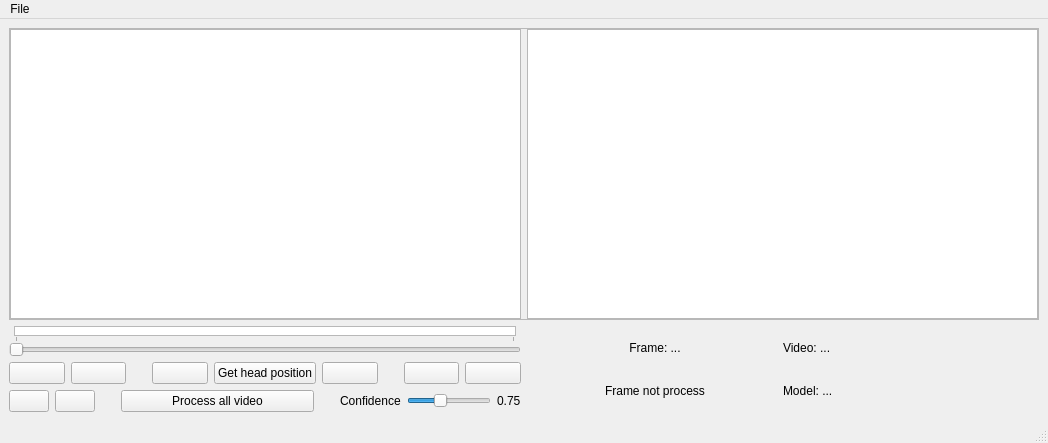
First picture: the form in code/ui/main.ui, repository senecolas/IRC3D-head-compare, before the edit.
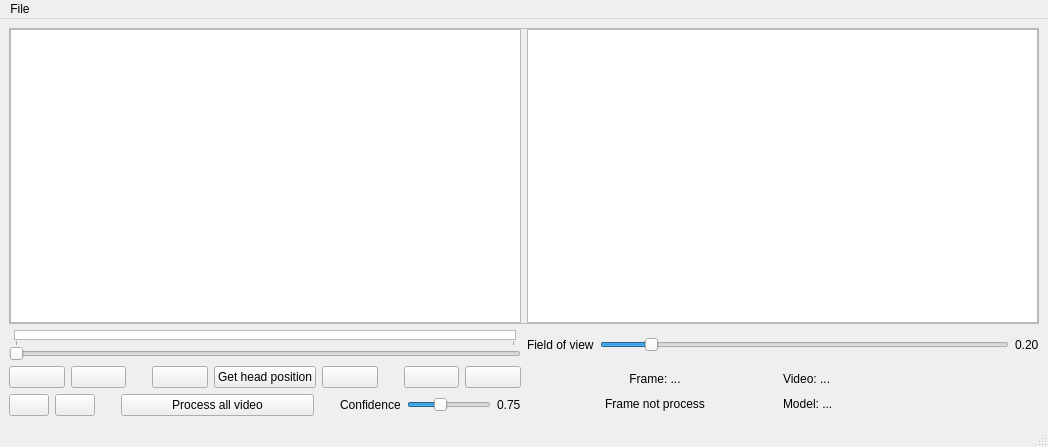
Second picture: the form after the edit. Icons and pictures are not drawn.

Commit message: Fovy real time management added + obj up to date

```diff
--- a/code/ui/main.ui
+++ b/code/ui/main.ui
@@ -7,7 +7,7 @@
     <x>0</x>
     <y>0</y>
     <width>1048</width>
-    <height>443</height>
+    <height>447</height>
    </rect>
   </property>
   <property name="minimumSize">
@@ -296,106 +296,6 @@
       </item>
      </layout>
     </item>
-    <item row="1" column="1" rowspan="3">
-     <layout class="QHBoxLayout" name="Info">
-      <property name="spacing">
-       <number>0</number>
-      </property>
-      <item>
-       <layout class="QVBoxLayout" name="verticalLayout_2">
-        <item>
-         <widget class="QLabel" name="frameInfo">
-          <property name="sizePolicy">
-           <sizepolicy hsizetype="Expanding" vsizetype="Minimum">
-            <horstretch>0</horstretch>
-            <verstretch>0</verstretch>
-           </sizepolicy>
-          </property>
-          <property name="text">
-           <string>Frame: ...</string>
-          </property>
-          <property name="alignment">
-           <set>Qt::AlignCenter</set>
-          </property>
-         </widget>
-        </item>
-        <item>
-         <widget class="QLabel" name="facesInfo">
-          <property name="sizePolicy">
-           <sizepolicy hsizetype="Expanding" vsizetype="Minimum">
-            <horstretch>0</horstretch>
-            <verstretch>0</verstretch>
-           </sizepolicy>
-          </property>
-          <property name="text">
-           <string>Frame not process</string>
-          </property>
-          <property name="alignment">
-           <set>Qt::AlignCenter</set>
-          </property>
-         </widget>
-        </item>
-       </layout>
-      </item>
-      <item>
-       <layout class="QVBoxLayout" name="verticalLayout" stretch="0,0">
-        <property name="sizeConstraint">
-         <enum>QLayout::SetDefaultConstraint</enum>
-        </property>
-        <item>
-         <widget class="QLabel" name="videoInfo">
-          <property name="sizePolicy">
-           <sizepolicy hsizetype="Expanding" vsizetype="Minimum">
-            <horstretch>0</horstretch>
-            <verstretch>0</verstretch>
-           </sizepolicy>
-          </property>
-          <property name="text">
-           <string>Video: ...</string>
-          </property>
-          <property name="textFormat">
-           <enum>Qt::AutoText</enum>
-          </property>
-          <property name="scaledContents">
-           <bool>false</bool>
-          </property>
-          <property name="wordWrap">
-           <bool>true</bool>
-          </property>
-          <property name="openExternalLinks">
-           <bool>false</bool>
-          </property>
-         </widget>
-        </item>
-        <item>
-         <widget class="QLabel" name="modelInfo">
-          <property name="sizePolicy">
-           <sizepolicy hsizetype="Expanding" vsizetype="Minimum">
-            <horstretch>0</horstretch>
-            <verstretch>0</verstretch>
-           </sizepolicy>
-          </property>
-          <property name="text">
-           <string>Model: ...</string>
-          </property>
-          <property name="textFormat">
-           <enum>Qt::AutoText</enum>
-          </property>
-          <property name="scaledContents">
-           <bool>false</bool>
-          </property>
-          <property name="wordWrap">
-           <bool>true</bool>
-          </property>
-          <property name="openExternalLinks">
-           <bool>false</bool>
-          </property>
-         </widget>
-        </item>
-       </layout>
-      </item>
-     </layout>
-    </item>
     <item row="2" column="0">
      <layout class="QHBoxLayout" name="topButtons">
       <property name="spacing">
@@ -670,6 +570,143 @@
       </item>
      </layout>
     </item>
+    <item row="2" column="1" rowspan="2">
+     <layout class="QHBoxLayout" name="Info">
+      <property name="spacing">
+       <number>0</number>
+      </property>
+      <item>
+       <layout class="QVBoxLayout" name="verticalLayout_2">
+        <item>
+         <widget class="QLabel" name="frameInfo">
+          <property name="sizePolicy">
+           <sizepolicy hsizetype="Expanding" vsizetype="Minimum">
+            <horstretch>0</horstretch>
+            <verstretch>0</verstretch>
+           </sizepolicy>
+          </property>
+          <property name="text">
+           <string>Frame: ...</string>
+          </property>
+          <property name="alignment">
+           <set>Qt::AlignCenter</set>
+          </property>
+         </widget>
+        </item>
+        <item>
+         <widget class="QLabel" name="facesInfo">
+          <property name="sizePolicy">
+           <sizepolicy hsizetype="Expanding" vsizetype="Minimum">
+            <horstretch>0</horstretch>
+            <verstretch>0</verstretch>
+           </sizepolicy>
+          </property>
+          <property name="text">
+           <string>Frame not process</string>
+          </property>
+          <property name="alignment">
+           <set>Qt::AlignCenter</set>
+          </property>
+         </widget>
+        </item>
+       </layout>
+      </item>
+      <item>
+       <layout class="QVBoxLayout" name="verticalLayout" stretch="0,0">
+        <property name="sizeConstraint">
+         <enum>QLayout::SetDefaultConstraint</enum>
+        </property>
+        <item>
+         <widget class="QLabel" name="videoInfo">
+          <property name="sizePolicy">
+           <sizepolicy hsizetype="Expanding" vsizetype="Minimum">
+            <horstretch>0</horstretch>
+            <verstretch>0</verstretch>
+           </sizepolicy>
+          </property>
+          <property name="text">
+           <string>Video: ...</string>
+          </property>
+          <property name="textFormat">
+           <enum>Qt::AutoText</enum>
+          </property>
+          <property name="scaledContents">
+           <bool>false</bool>
+          </property>
+          <property name="wordWrap">
+           <bool>true</bool>
+          </property>
+          <property name="openExternalLinks">
+           <bool>false</bool>
+          </property>
+         </widget>
+        </item>
+        <item>
+         <widget class="QLabel" name="modelInfo">
+          <property name="sizePolicy">
+           <sizepolicy hsizetype="Expanding" vsizetype="Minimum">
+            <horstretch>0</horstretch>
+            <verstretch>0</verstretch>
+           </sizepolicy>
+          </property>
+          <property name="text">
+           <string>Model: ...</string>
+          </property>
+          <property name="textFormat">
+           <enum>Qt::AutoText</enum>
+          </property>
+          <property name="scaledContents">
+           <bool>false</bool>
+          </property>
+          <property name="wordWrap">
+           <bool>true</bool>
+          </property>
+          <property name="openExternalLinks">
+           <bool>false</bool>
+          </property>
+         </widget>
+        </item>
+       </layout>
+      </item>
+     </layout>
+    </item>
+    <item row="1" column="1">
+     <layout class="QHBoxLayout" name="topGLUtils">
+      <item>
+       <widget class="QLabel" name="fovyTitle">
+        <property name="text">
+         <string>Field of view</string>
+        </property>
+       </widget>
+      </item>
+      <item>
+       <widget class="QSlider" name="fovySlider">
+        <property name="minimum">
+         <number>0</number>
+        </property>
+        <property name="maximum">
+         <number>180</number>
+        </property>
+        <property name="value">
+         <number>20</number>
+        </property>
+        <property name="orientation">
+         <enum>Qt::Horizontal</enum>
+        </property>
+        <property name="tickInterval">
+         <number>1</number>
+        </property>
+       </widget>
+      </item>
+      <item>
+       <widget class="QLabel" name="fovyInfo">
+        <property name="text">
+         <string>0.20</string>
+        </property>
+       </widget>
+      </item>
+     </layout>
+    </item>
    </layout>
   </widget>
   <widget class="QMenuBar" name="menubar">
```
Left out of the diff: 2 changed lines with no effect on the pictures. The commit also changes 6 other files.
